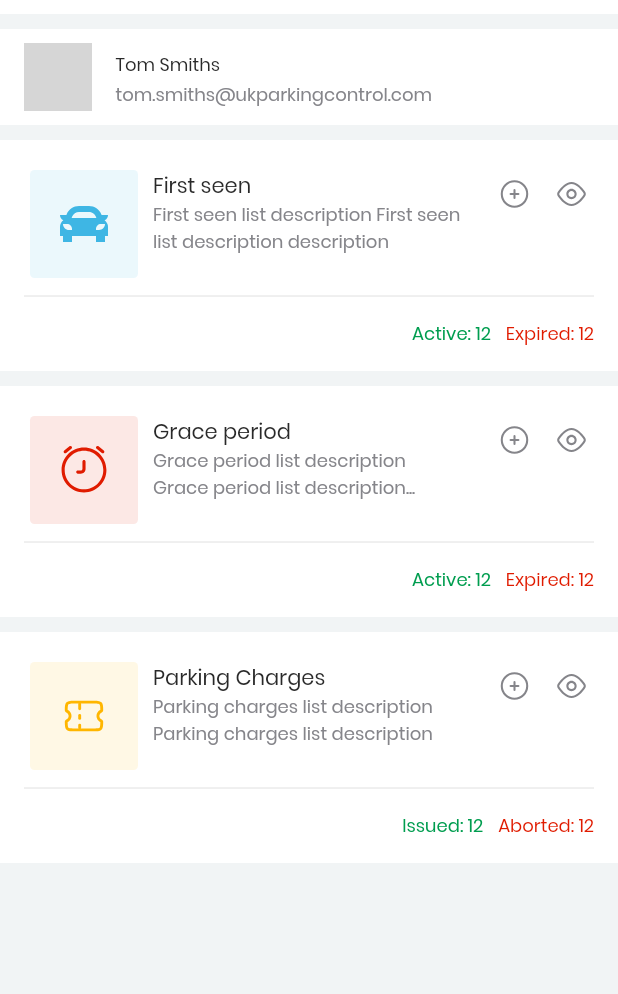
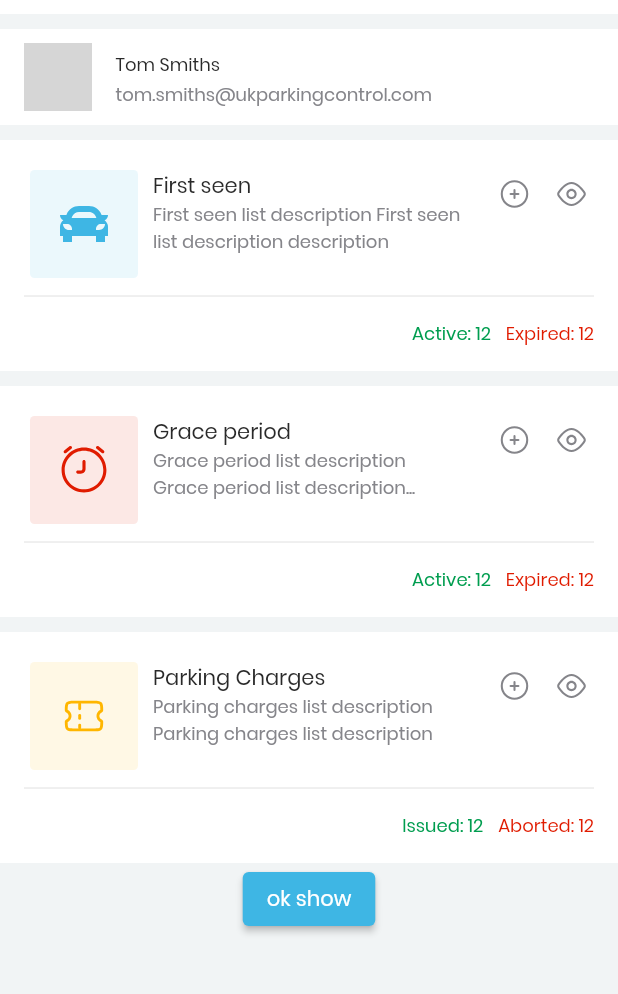
Before and after one commit to HaMinhThien-IT/iWarden, a Flutter app: the HomeOverview screen opened by its route, on a phone screen of 412 x 824 dp, the part 67-1061 px from its top. Run offline on Flutter 3.47's test engine with Material 2 defaults, Android fonts, the phone set to English and light mode, and no system bars; our stand-ins replace carousel_slider, dropdown_button2, flutter_svg, flutter_typeahead, fluttertoast, image_picker and 2 more; missing offline and left inert: anyline_plugin; accounts and stored records are empty; network calls fail; project files that could hold a hidden picture were left out; grey boxes are pictures that could not be loaded.

Commit message:
my dialog

```diff
--- /dev/null
+++ b/lib/common/MyAlertDialog.dart
@@ -0,0 +1,54 @@
+import 'package:flutter/material.dart';
+import 'package:iWarden/theme/color.dart';
+import 'package:iWarden/theme/textTheme.dart';
+
+class MyAlertDialog extends StatelessWidget {
+  final String title;
+  final String subTitle;
+  final Widget func;
+  const MyAlertDialog(
+      {super.key,
+      required this.title,
+      required this.subTitle,
+      required this.func});
+  Future<void> _showMyDialog(BuildContext context) async {
+    return showDialog<void>(
+      context: context,
+      barrierDismissible: false,
+      builder: (BuildContext context) {
+        return AlertDialog(
+          title: Text(
+            title,
+            style: CustomTextStyle.h4,
+            textAlign: TextAlign.center,
+          ),
+          content: SingleChildScrollView(
+            child: ListBody(
+              children: <Widget>[
+                Text(
+                  subTitle,
+                  style: CustomTextStyle.h5.copyWith(color: ColorTheme.grey600),
+                  textAlign: TextAlign.center,
+                ),
+              ],
+            ),
+          ),
+          actions: <Widget>[
+            Center(
+              child: func,
+            ),
+          ],
+        );
+      },
+    );
+  }
+
+  @override
+  Widget build(BuildContext context) {
+    return Container(
+      child: ElevatedButton(
+          onPressed: () => _showMyDialog(context),
+          child: const Text("ok show")),
+    );
+  }
+}
--- a/lib/screens/HomeOverview.dart
+++ b/lib/screens/HomeOverview.dart
@@ -1,4 +1,5 @@
 import 'package:flutter/material.dart';
+import 'package:iWarden/common/MyAlertDialog.dart';
 import 'package:iWarden/screens/add-first-seen/AddFirstSeenScreen.dart';
 import 'package:iWarden/theme/color.dart';
 
@@ -70,6 +71,16 @@ class HomeOverview extends StatelessWidget {
               infoLeft: "Aborted: 12",
               route: AddFirstSeenScreen.routeName,
             ),
+            MyAlertDialog(
+              title: "Can’t Complete",
+              subTitle: "Please take enough proof photos to complete",
+              func: ElevatedButton(
+                child: const Text('Confirm'),
+                onPressed: () {
+                  Navigator.of(context).pop();
+                },
+              ),
+            )
           ],
         ),
       ),
```
